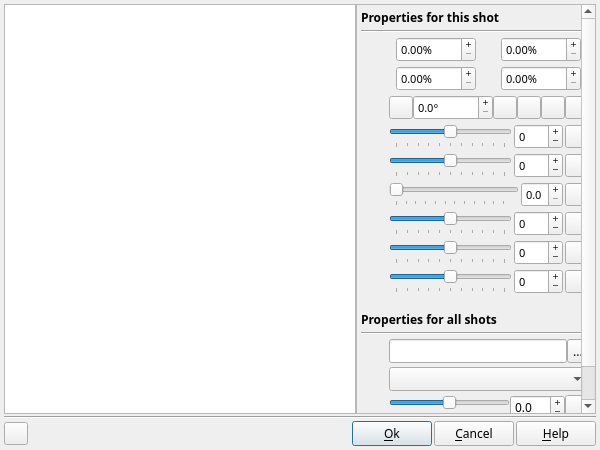
First picture: the form in DlgImageCorrection.ui, repository boenki/ffdiaporama, before the edit.
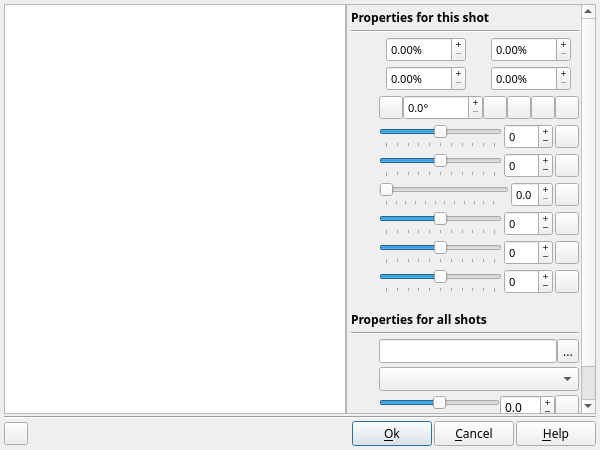
Second picture: the form after the edit. Icons and pictures are not drawn. Custom widgets are drawn as their Qt base class.

Commit message:
French version / Correction de bug : - Corrige le bug sous Windows au premier lancement si l'entrée [My vidéos] est vide, utilise [My documents] - Corrige le bug sous Windows lors des générations de vidéo quand le fichier de destination ou le répertoire de destination contient des accents
English version / Bug fix :
- Fix Windows bug at first startup use [My documents] instead of [My videos] if [My videos] is undefined
- Fix Windows bug when render video and filename or path of destination file have special characters like accents

The edit to the form file:
```diff
--- a/DlgImageCorrection.ui
+++ b/DlgImageCorrection.ui
@@ -57,13 +57,13 @@
        </property>
        <property name="minimumSize">
         <size>
-         <width>240</width>
+         <width>250</width>
          <height>0</height>
         </size>
        </property>
        <property name="maximumSize">
         <size>
-         <width>240</width>
+         <width>250</width>
          <height>16777215</height>
         </size>
        </property>
@@ -81,7 +81,7 @@
          <rect>
           <x>0</x>
           <y>0</y>
-          <width>228</width>
+          <width>232</width>
           <height>463</height>
          </rect>
         </property>
```
Left out of the diff: 24 changed lines with no effect on the pictures. The commit also changes 18 other files.
